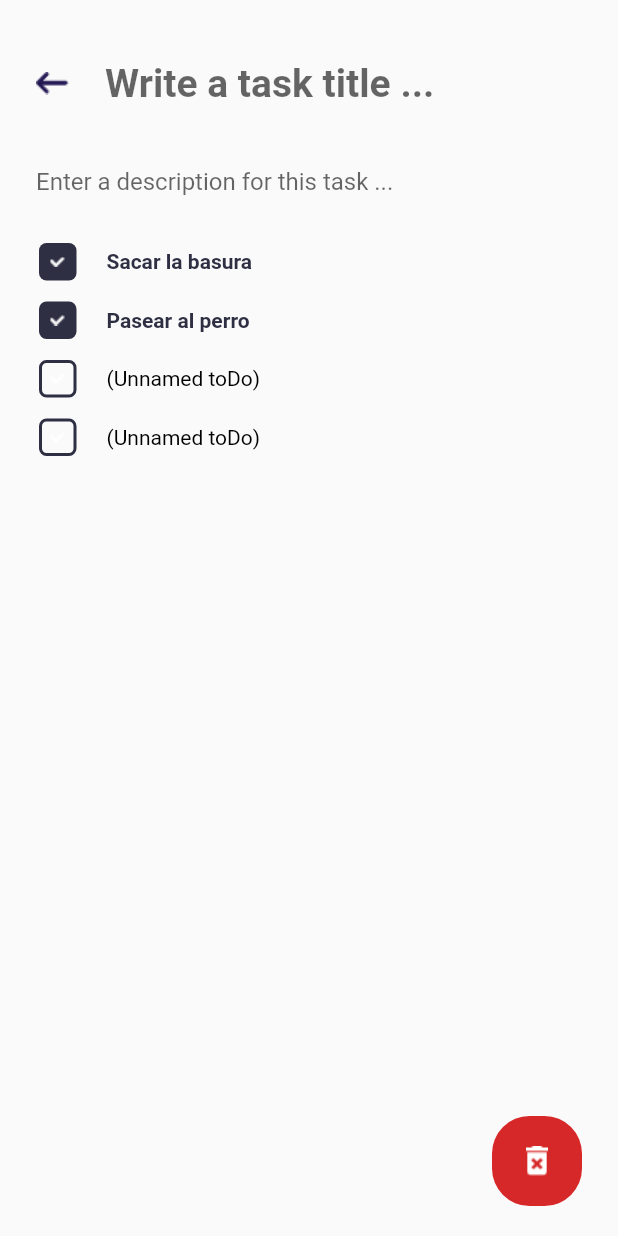
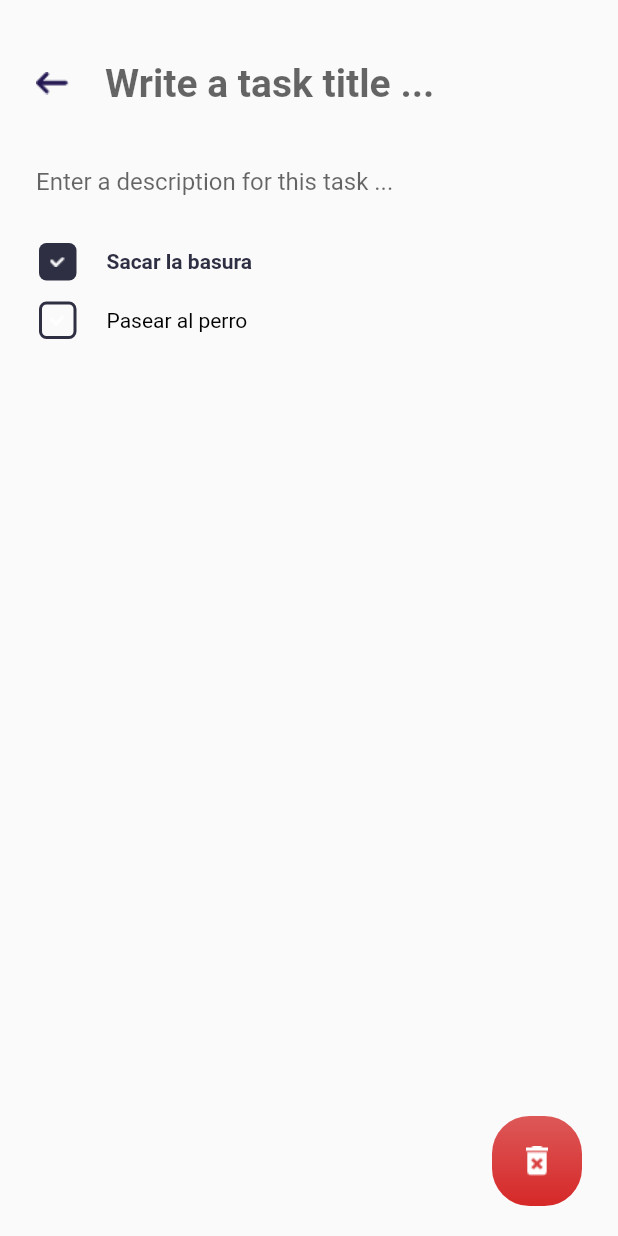
Before and after one commit to diegoestradaXO/Intl-Flutter-App, a Flutter app: the TaskScreen screen opened directly, on a phone screen of 412 x 824 dp. Run offline on Flutter 3.47's test engine with Material 2 defaults, Android fonts, the light colour scheme and no system bars; our stand-ins replace sqflite; accounts and stored records are empty; generated files the repository leaves out were written again.

Commit message:
minor style changes

```diff
--- a/lib/task_screen.dart
+++ b/lib/task_screen.dart
@@ -99,12 +99,6 @@
                 ),
                 TodoWidget(
                   text: 'Pasear al perro',
-                  isDone: true,
-                ),
-                TodoWidget(
-                  isDone: false,
-                ),
-                TodoWidget(
                   isDone: false,
                 )
               ],
@@ -124,7 +118,14 @@
                 },
                 child: Container(
                   decoration: BoxDecoration(
-                    color: Color(0xffd62828),
+                    gradient: LinearGradient(
+                          colors: [
+                            Color(0xffdd5858),
+                            Color(0xffd62828),
+                          ],
+                          begin: Alignment(0.0, -1.0),
+                          end: Alignment(0.0, 1.0),
+                        ),
                     borderRadius: BorderRadius.circular(25),
                   ),
                   child: Image(
```
Also changed, not shown: lib/main.dart (+0 -7 lines).
